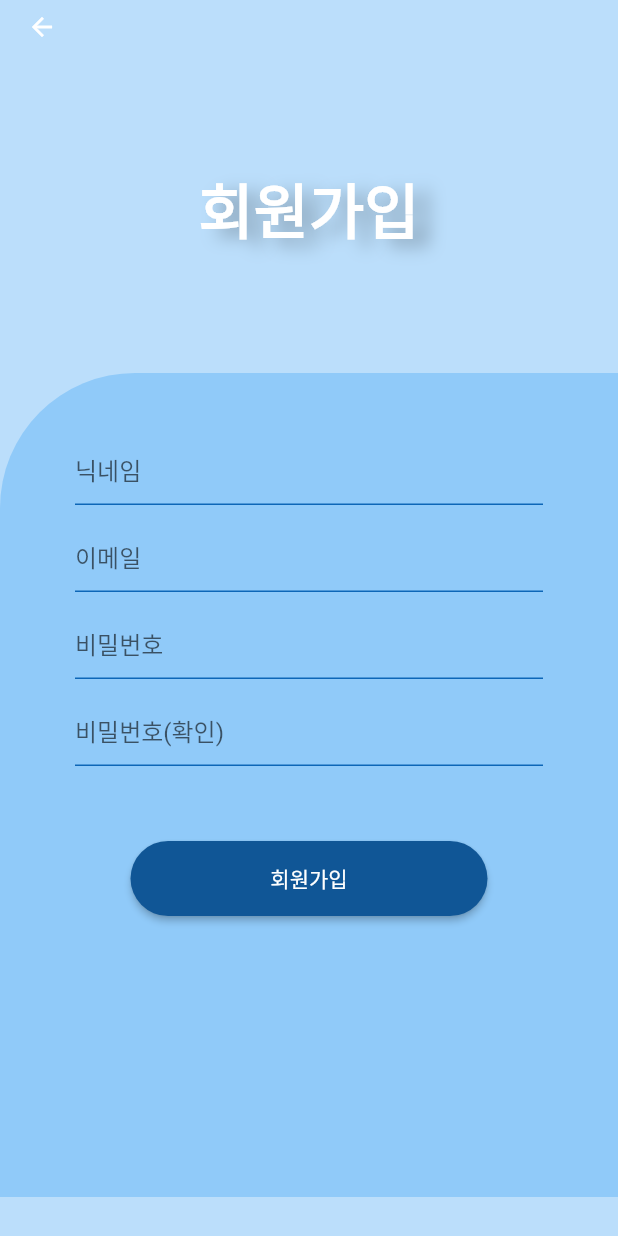
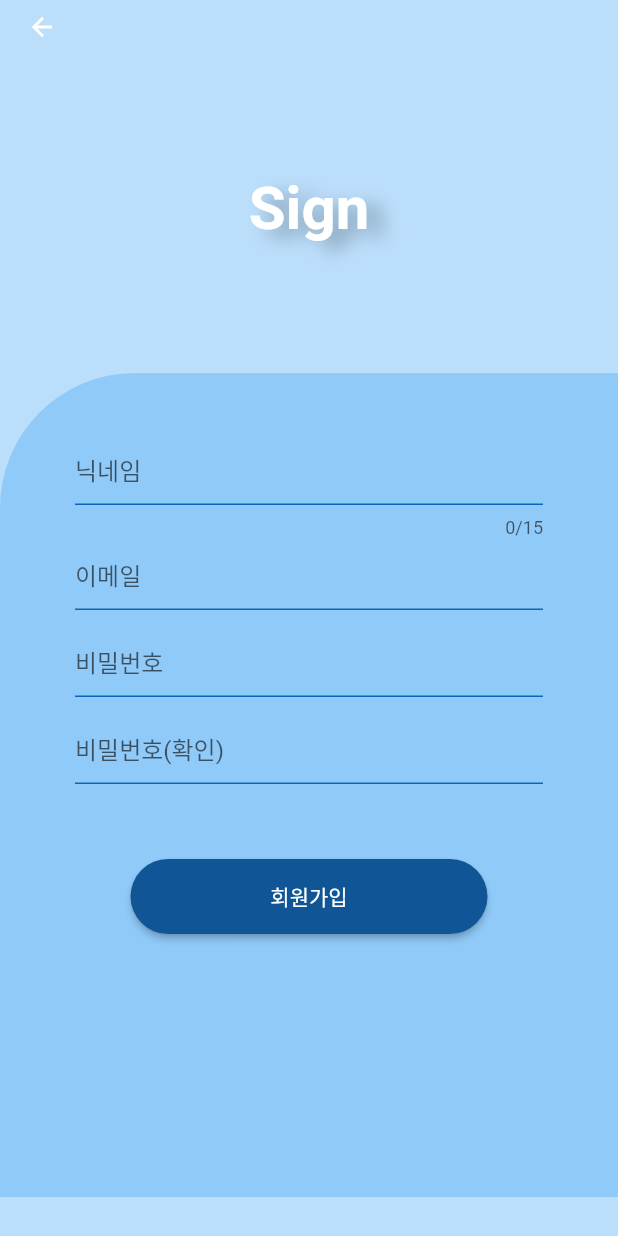
Before and after one commit to so0ng0970/youandi_diary, a Flutter app: the screen it shows after launch, after a tap on "회원가입 하러가기", on a phone screen of 412 x 824 dp. Run offline on Flutter 3.47's test engine with Material 2 defaults, Android fonts, the phone set to English and light mode, and no system bars; our stand-ins replace badges, cloud_firestore, cloud_functions, dotted_border, firebase_auth, firebase_core and 13 more; missing offline and left inert: kakao_flutter_sdk; accounts and stored records are empty; Roboto replaces fonts that are missing (SongMyung).

Commit message:
feat:login,sign ui

```diff
--- a/lib/main.dart
+++ b/lib/main.dart
@@ -9,8 +9,7 @@ import 'package:youandi_diary/user/component/user_profile.dart';
 import 'common/const/data.dart';
 
 final navigatorKey = GlobalKey<NavigatorState>();
-
-void main() async {
+ void main() async {
   KakaoSdk.init(
     nativeAppKey: NATIVE_KEY,
   );
--- a/lib/user/layout/sign_login_layout.dart
+++ b/lib/user/layout/sign_login_layout.dart
@@ -18,7 +18,6 @@ class SignLoginLayout extends StatelessWidget {
       appBar: appBar,
       backgroundColor: Colors.blue[100],
       body: SingleChildScrollView(
-        keyboardDismissBehavior: ScrollViewKeyboardDismissBehavior.onDrag,
         child: Column(
           children: [
             SizedBox(
@@ -43,7 +42,8 @@ class SignLoginLayout extends StatelessWidget {
                         ]),
                   ),
                 ],
-                )),
+              ),
+            ),
             Container(
               height: MediaQuery.of(context).size.height * 2 / 3,
               decoration: BoxDecoration(
--- a/lib/user/model/validate.dart
+++ b/lib/user/model/validate.dart
@@ -1,6 +1,40 @@
 import 'dart:core';
 
 import 'package:flutter/material.dart';
+
+import '../../common/const/color.dart';
+
+TextFormField textFormField({
+  required String hintText,
+  TextEditingController? controller,
+  FocusNode? focusNode,
+  String? Function(String?)? validator,
+  void Function(String)? onChanged,
+  int? maxLength,
+  bool? obscureText,
+  required TextInputType keyboardType,
+  required Key key,
+}) {
+  return TextFormField(
+    key: key,
+    autovalidateMode: AutovalidateMode.onUserInteraction,
+    controller: controller,
+    onChanged: onChanged,
+    focusNode: focusNode,
+    validator: validator,
+    maxLength: maxLength,
+    keyboardType: keyboardType,
+    obscureText: obscureText ?? false,
+    decoration: InputDecoration(
+      hintText: hintText,
+      enabledBorder: const UnderlineInputBorder(
+        borderSide: BorderSide(
+          color: UNDERLINE_INPUT_COLOR,
+        ),
+      ),
+    ),
+  );
+}
 
 class CheckValidate {
   String? validatelength({
@@ -63,4 +97,17 @@ class CheckValidate {
       }
     }
   }
+
+  String? validatePasswordConfirmation(
+      FocusNode focusNode, String value, String password) {
+    if (value.isEmpty) {
+      focusNode.requestFocus();
+      return '비밀번호 (확인)을 입력하세요.';
+    } else if (value != password) {
+      focusNode.requestFocus();
+      return '비밀번호가 일치하지 않습니다.';
+    } else {
+      return null;
+    }
+  }
 }
--- a/lib/user/screens/login_screen.dart
+++ b/lib/user/screens/login_screen.dart
@@ -4,6 +4,7 @@ import 'package:firebase_messaging/firebase_messaging.dart';
 import 'package:flutter/material.dart';
 import 'package:go_router/go_router.dart';
 import 'package:youandi_diary/common/const/color.dart';
+import 'package:youandi_diary/user/component/custom_email.dart';
 import 'package:youandi_diary/user/layout/button_layout.dart';
 import 'package:youandi_diary/user/layout/sign_login_layout.dart';
 import 'package:youandi_diary/user/model/kakao_login.dart';
@@ -32,10 +33,18 @@ class _LoginScreenState extends State<LoginScreen> {
   final FocusNode passwordFocus = FocusNode();
   bool isLoginScreen = true;
 
+  OverlayEntry? _overlayEntry;
+  final LayerLink _layerLink = LayerLink();
+  void _removeEmailOverlay() {
+    _overlayEntry?.remove();
+    _overlayEntry = null;
+  }
+
   @override
   void dispose() {
     _emailController.dispose();
     _passwordController.dispose();
+    _overlayEntry?.dispose();
 
     super.dispose();
   }
@@ -72,24 +81,34 @@ class _LoginScreenState extends State<LoginScreen> {
                 crossAxisAlignment: CrossAxisAlignment.stretch,
                 mainAxisAlignment: MainAxisAlignment.center,
                 children: [
-                  TextFormField(
-                    key: const ValueKey(1),
-                    validator: (value) =>
-                        CheckValidate().validateEmail(emailFocus, value!),
-                    controller: _emailController,
-                    focusNode: emailFocus,
-                    decoration: inputDecoration('이메일 주소'),
+                  CompositedTransformTarget(
+                    link: _layerLink,
+                    child: textFormField(
+                      key: const ValueKey(1),
+                      controller: _emailController,
+                      focusNode: emailFocus,
+                      validator: (value) =>
+                          CheckValidate().validateEmail(emailFocus, value!),
+                      keyboardType: TextInputType.emailAddress,
+                      hintText: '이메일',
+                      onChanged: (_) => {
+                        _showEmailOverlay(),
+                        _updateEmailOverlay(),
+                      },
+                    ),
                   ),
                   const SizedBox(
                     height: 10,
                   ),
-                  TextFormField(
+                  textFormField(
                     key: const ValueKey(2),
                     controller: _passwordController,
                     focusNode: passwordFocus,
-                    decoration: inputDecoration('비밀번호'),
                     validator: (value) =>
                         CheckValidate().validatePassword(passwordFocus, value!),
+                    keyboardType: TextInputType.name,
+                    obscureText: true,
+                    hintText: '비밀번호',
                   ),
                   const SizedBox(
                     height: 50,
@@ -216,6 +235,44 @@ class _LoginScreenState extends State<LoginScreen> {
     );
   }
 
+  void _showEmailOverlay() {
+    if (emailFocus.hasFocus) {
+      if (_emailController.text.isNotEmpty) {
+        final email = _emailController.text;
+
+        if (!email.contains('@')) {
+          if (_overlayEntry == null) {
+            _overlayEntry = _emailListOverlayEntry();
+            Overlay.of(context).insert(_overlayEntry!);
+          }
+        } else {
+          _removeEmailOverlay();
+        }
+      } else {
+        _removeEmailOverlay();
+      }
+    }
+  }
+
+  // 이메일 자동 입력창
+  OverlayEntry _emailListOverlayEntry() {
+    return customDropdown.emailRecommendation(
+      width: MediaQuery.of(context).size.width - 100,
+      layerLink: _layerLink,
+      controller: _emailController,
+      onPressed: () {
+        setState(() {
+          emailFocus.unfocus();
+          _removeEmailOverlay();
+        });
+      },
+    );
+  }
+
+  void _updateEmailOverlay() {
+    _overlayEntry?.markNeedsBuild();
+  }
+
   Future<void> saveTokenToDatabase(String userId) async {
     // Get the token for this device
     String? fcmToken = await FirebaseMessaging.instance.getToken();
--- a/lib/user/screens/sign_screen.dart
+++ b/lib/user/screens/sign_screen.dart
@@ -18,6 +18,7 @@ class _SignScreenState extends State<SignScreen> {
   final FocusNode nicknameFocus = FocusNode();
   final FocusNode emailFocus = FocusNode();
   final FocusNode passwordFocus = FocusNode();
+  final FocusNode confirmPasswordFocus = FocusNode();
   final TextEditingController nicknameFocusController = TextEditingController();
   final TextEditingController emailFocusController = TextEditingController();
   final TextEditingController passwordFocusController = TextEditingController();
@@ -29,17 +30,6 @@ class _SignScreenState extends State<SignScreen> {
   void _removeEmailOverlay() {
     _overlayEntry?.remove();
     _overlayEntry = null;
-  }
-
-  InputDecoration inputDecoration(String hintText) {
-    return InputDecoration(
-      hintText: hintText,
-      enabledBorder: const UnderlineInputBorder(
-        borderSide: BorderSide(
-          color: UNDERLINE_INPUT_COLOR,
-        ),
-      ),
-    );
   }
 
   @override
@@ -68,7 +58,7 @@ class _SignScreenState extends State<SignScreen> {
           },
         ),
       ),
-      titleText: '회원가입',
+      titleText: 'Sign',
       child: Form(
         key: formKey,
         child: Padding(
@@ -80,48 +70,56 @@ class _SignScreenState extends State<SignScreen> {
           ),
           child: Column(
             children: [
-              TextFormField(
+              textFormField(
                 key: const ValueKey(1),
+                maxLength: 15,
                 controller: nicknameFocusController,
                 focusNode: nicknameFocus,
                 validator: (value) =>
                     CheckValidate().validateNickName(nicknameFocus, value!),
                 keyboardType: TextInputType.name,
-                decoration: inputDecoration('닉네임'),
-              ),
-              const SizedBox(
-                height: 10,
+                hintText: '닉네임',
               ),
               CompositedTransformTarget(
                 link: _layerLink,
-                child: TextFormField(
+                child: textFormField(
                   key: const ValueKey(2),
                   controller: emailFocusController,
                   focusNode: emailFocus,
                   validator: (value) =>
                       CheckValidate().validateEmail(emailFocus, value!),
                   keyboardType: TextInputType.emailAddress,
-                  decoration: inputDecoration('이메일'),
-                  onChanged: (_) => _showEmailOverlay(),
+                  hintText: '이메일',
+                  onChanged: (_) => {
+                    _showEmailOverlay(),
+                    _updateEmailOverlay(),
+                  },
                 ),
               ),
               const SizedBox(
                 height: 10,
               ),
-              TextFormField(
+              textFormField(
                 key: const ValueKey(3),
                 controller: passwordFocusController,
                 focusNode: passwordFocus,
                 validator: (value) =>
                     CheckValidate().validatePassword(passwordFocus, value!),
                 keyboardType: TextInputType.name,
-                decoration: inputDecoration('비밀번호'),
+                obscureText: true,
+                hintText: '비밀번호',
               ),
               const SizedBox(
                 height: 10,
               ),
-              TextFormField(
-                decoration: inputDecoration('비밀번호(확인)'),
+              textFormField(
+                key: const ValueKey(4),
+                keyboardType: TextInputType.name,
+                obscureText: true,
+                validator: (val) => CheckValidate()
+                    .validatePasswordConfirmation(confirmPasswordFocus, val!,
+                        passwordFocusController.text),
+                hintText: '비밀번호(확인)',
               ),
               const SizedBox(
                 height: 50,
@@ -166,6 +164,10 @@ class _SignScreenState extends State<SignScreen> {
     }
   }
 
+  void _updateEmailOverlay() {
+    _overlayEntry?.markNeedsBuild();
+  }
+
   // 이메일 자동 입력창
   OverlayEntry _emailListOverlayEntry() {
     return customDropdown.emailRecommendation(
```
Lines whose indentation alone changed are shown as unchanged.
